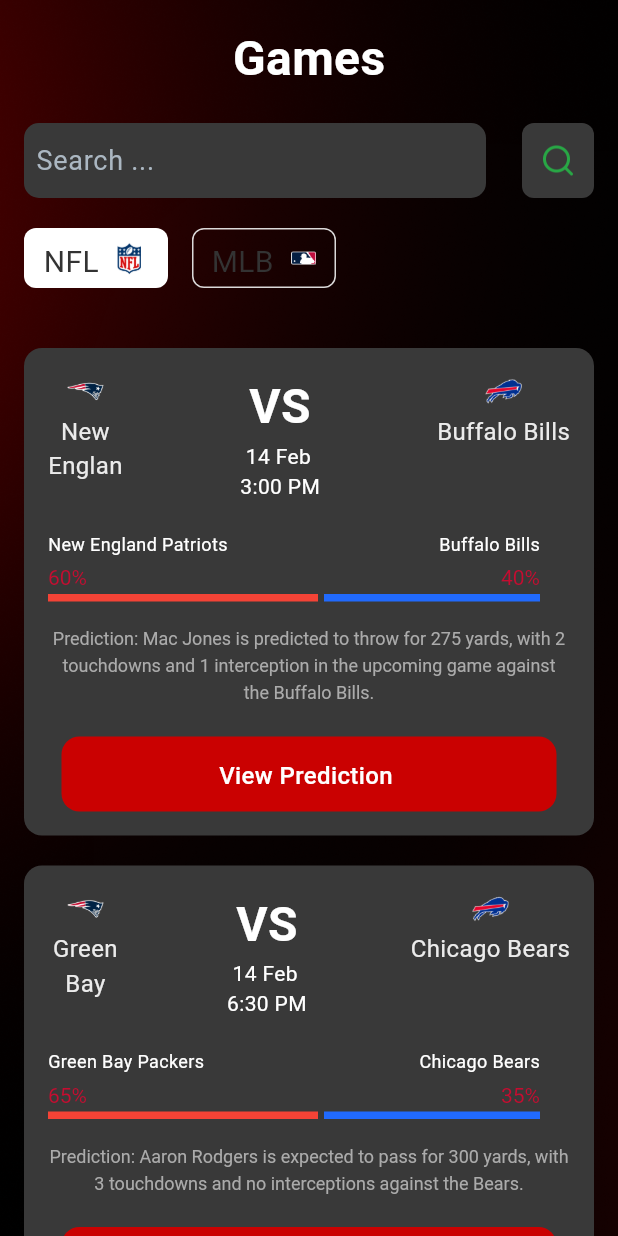
After one commit to devsazidul/jsulima, a Flutter app: the GamesScreen screen opened directly, on a phone screen of 412 x 824 dp. The commit adds this screen. Run offline on Flutter 3.47's test engine with Material 3 defaults, Android fonts, the phone set to English and light mode, and no system bars; our stand-ins replace flutter_screenutil, get, google_fonts, image_picker, logger, shared_preferences; accounts and stored records are empty.

Commit message:
game page complete

```diff
--- a/lib/features/bottom_navbar/screen/bottom_navbar_screen.dart
+++ b/lib/features/bottom_navbar/screen/bottom_navbar_screen.dart
@@ -2,6 +2,7 @@ import 'package:flutter/material.dart';
 import 'package:get/get.dart';
 import 'package:jsulima/core/utils/constants/image_path.dart';
 import 'package:jsulima/features/bottom_navbar/controller/bottom_navbar_controller.dart';
+import 'package:jsulima/features/games/screen/games_screen.dart';
 
 class BottomNavbarScreen extends StatelessWidget {
    BottomNavbarScreen({super.key});
@@ -10,7 +11,7 @@ class BottomNavbarScreen extends StatelessWidget {
 
   final List<Widget> screens = [
     Center(child: Text('Screen 1', style: TextStyle(color: Colors.white))),
-    Center(child: Text('Screen 2', style: TextStyle(color: Colors.white))),
+    GamesScreen(),
     Center(child: Text('Screen 3', style: TextStyle(color: Colors.white))),
     Center(child: Text('Screen 4', style: TextStyle(color: Colors.white))),
   ];
--- /dev/null
+++ b/lib/features/games/controller/game_controller.dart
@@ -0,0 +1,9 @@
+import 'package:get/get.dart';
+
+class GameController extends GetxController {
+  var selectedButton = 0.obs;
+
+  void onButtonClick(int buttonIndex) {
+    selectedButton.value = buttonIndex;
+  }
+}
--- /dev/null
+++ b/lib/features/games/screen/games_screen.dart
@@ -0,0 +1,29 @@
+import 'package:flutter/material.dart';
+import 'package:jsulima/core/utils/constants/image_path.dart';
+import 'package:jsulima/features/games/widget/games_container.dart';
+
+class GamesScreen extends StatefulWidget {
+  const GamesScreen({super.key});
+
+  @override
+  State<GamesScreen> createState() => _GamesScreenState();
+}
+
+class _GamesScreenState extends State<GamesScreen> {
+  @override
+  Widget build(BuildContext context) {
+    return Scaffold(
+      body: Container(
+        width: double.infinity,
+        height: double.infinity,
+        decoration: BoxDecoration(
+          image: DecorationImage(
+            image: AssetImage(ImagePath.splashBg),
+            fit: BoxFit.cover,
+          ),
+        ),
+        child: GamesContainer(),
+      ),
+    );
+  }
+}
--- /dev/null
+++ b/lib/features/games/widget/custom_button.dart
@@ -0,0 +1,26 @@
+import 'package:flutter/material.dart';
+
+class CustomButton extends StatelessWidget {
+  const CustomButton({super.key});
+
+  @override
+  Widget build(BuildContext context) {
+    return Container(
+      padding: EdgeInsets.symmetric(horizontal: 105, vertical: 14.5),
+      width: 330,
+      height: 50,
+      decoration: BoxDecoration(
+        color: Color(0xFFCA0101), // Color #CA0101
+        borderRadius: BorderRadius.circular(12),
+      ),
+      child: Text(
+        "View Prediction",
+        style: TextStyle(
+          fontSize: 16,
+          fontWeight: FontWeight.w500,
+          color: Color(0xFFFFFFFF),
+        ),
+      ),
+    );
+  }
+}
--- /dev/null
+++ b/lib/features/games/widget/games_container.dart
@@ -0,0 +1,237 @@
+import 'package:flutter/material.dart';
+import 'package:get/get.dart';
+import 'package:jsulima/features/games/controller/game_controller.dart';
+import 'package:jsulima/features/games/widget/prediction_container.dart';
+
+class GamesContainer extends StatelessWidget {
+  GamesContainer({super.key});
+
+  final GameController buttonController = Get.put(GameController());
+
+  @override
+  Widget build(BuildContext context) {
+    List<Map<String, dynamic>> gameList = [
+      //Game 1
+      {
+        'team1Name': "New England Patriots",
+        'team2Name': "Buffalo Bills",
+        'team1Image': "assets/images/team1.png",
+        'team2Image': "assets/images/team2.png",
+        'matchTime': " 14 Feb\n3:00 PM",
+        'predictionText':
+            "Prediction: Mac Jones is predicted to throw for 275 yards, with 2 touchdowns and 1 interception in the upcoming game against the Buffalo Bills.",
+        'team1Percentage': 60.0,
+        'team2Percentage': 40.0,
+      },
+      //Game 2
+      {
+        'team1Name': "Green Bay Packers",
+        'team2Name': "Chicago Bears",
+        'team1Image': "assets/images/team1.png",
+        'team2Image': "assets/images/team2.png",
+        'matchTime': " 14 Feb\n6:30 PM",
+        'predictionText':
+            "Prediction: Aaron Rodgers is expected to pass for 300 yards, with 3 touchdowns and no interceptions against the Bears.",
+        'team1Percentage': 65.0,
+        'team2Percentage': 35.0,
+      },
+      //Game 3
+      {
+        'team1Name': "Dallas Cowboys",
+        'team2Name': "New York Giants",
+        'team1Image': "assets/images/team1.png",
+        'team2Image': "assets/images/team2.png",
+        'matchTime': " 15 Feb\n1:00 PM",
+        'predictionText':
+            "Prediction: Dak Prescott is forecasted to throw for 250 yards, with 2 touchdowns and 1 interception versus the Giants.",
+        'team1Percentage': 70.0,
+        'team2Percentage': 30.0,
+      },
+      //Game 4
+      {
+        'team1Name': "Miami Dolphins",
+        'team2Name': "Tennessee Titans",
+        'team1Image': "assets/images/team1.png",
+        'team2Image': "assets/images/team2.png",
+        'matchTime': " 16 Feb\n8:20 PM",
+        'predictionText':
+            "Prediction: Tua Tagovailoa is projected to pass for 295 yards, with 3 touchdowns and 1 interception against the Titans.",
+        'team1Percentage': 75.0,
+        'team2Percentage': 25.0,
+      },
+    ];
+
+    return Container(
+      margin: EdgeInsets.only(top: 16.0, left: 16.0, right: 16.0),
+      height: double.infinity,
+      width: MediaQuery.of(context).size.width,
+      child: Column(
+        mainAxisAlignment: MainAxisAlignment.start,
+        children: [
+          Text(
+            "Games",
+            style: TextStyle(
+              color: Color(0xFFFFFFFF),
+              fontWeight: FontWeight.w600,
+              fontSize: 32,
+            ),
+          ),
+          SizedBox(height: 20.0),
+
+          Row(
+            mainAxisAlignment: MainAxisAlignment.spaceBetween,
+            children: [
+              Container(
+                height: 50.0,
+                width: 308.0,
+                decoration: BoxDecoration(
+                  color: Color(0xFF393939),
+                  borderRadius: BorderRadius.circular(10.0),
+                ),
+                child: TextField(
+                  decoration: InputDecoration(
+                    hintText: "Search ...",
+                    hintStyle: TextStyle(
+                      fontSize: 18,
+                      fontWeight: FontWeight.w400,
+                      color: Color(0xFFABB7C2),
+                    ),
+                    border: InputBorder.none,
+                    enabledBorder: InputBorder.none,
+                    focusedBorder: InputBorder.none,
+                    contentPadding: EdgeInsets.symmetric(
+                      horizontal: 8.0,
+                      vertical: 11.5,
+                    ),
+                  ),
+                ),
+              ),
+              Container(
+                height: 50,
+                width: 48,
+                padding: EdgeInsets.all(12),
+                decoration: BoxDecoration(
+                  color: Color(0xFF393939),
+                  borderRadius: BorderRadius.circular(8),
+                ),
+                child: Image.asset(
+                  "assets/icons/search.png",
+                  height: 16,
+                  width: 16,
+                ),
+              ),
+            ],
+          ),
+          SizedBox(height: 20.0),
+          Row(
+            children: [
+              GestureDetector(
+                onTap: () {
+                  buttonController.onButtonClick(0);
+                },
+                child: Obx(() {
+                  return Container(
+                    padding: EdgeInsets.symmetric(horizontal: 12, vertical: 7),
+                    height: 40,
+                    width: 96,
+                    decoration: BoxDecoration(
+                      color:
+                          buttonController.selectedButton.value == 0
+                              ? Color(0xFFFFFFFF)
+                              : Colors.transparent,
+                      borderRadius: BorderRadius.circular(8),
+                      border:
+                          buttonController.selectedButton.value == 0
+                              ? Border.all(color: Colors.transparent)
+                              : Border.all(color: Color(0xEBEBEBEB)),
+                    ),
+                    child: Row(
+                      children: [
+                        Text(
+                          'NFL',
+                          style: TextStyle(
+                            fontSize: 20,
+                            color: Color(0xFF333333),
+                          ),
+                        ),
+                        SizedBox(width: 11.6),
+                        Image.asset(
+                          'assets/images/Group.png',
+                          height: 23,
+                          width: 16.72,
+                        ),
+                      ],
+                    ),
+                  );
+                }),
+              ),
+              SizedBox(width: 16),
+
+              GestureDetector(
+                onTap: () {
+                  buttonController.onButtonClick(1);
+                },
+                child: Obx(() {
+                  return Container(
+                    padding: EdgeInsets.symmetric(horizontal: 12, vertical: 7),
+                    height: 40,
+                    width: 96,
+                    decoration: BoxDecoration(
+                      color:
+                          buttonController.selectedButton.value == 1
+                              ? Color(0xFFFFFFFF)
+                              : Colors.transparent,
+                      borderRadius: BorderRadius.circular(8),
+                      border:
+                          buttonController.selectedButton.value == 1
+                              ? Border.all(color: Colors.transparent)
+                              : Border.all(color: Color(0xEBEBEBEB)),
+                    ),
+                    child: Row(
+                      children: [
+                        Text(
+                          'MLB',
+                          style: TextStyle(
+                            fontSize: 20,
+                            color: Color(0xFF333333),
+                          ),
+                        ),
+                        SizedBox(width: 11.6),
+                        Image.asset(
+                          'assets/images/team.png',
+                          height: 23,
+                          width: 16.72,
+                        ),
+                      ],
+                    ),
+                  );
+                }),
+              ),
+            ],
+          ),
+          SizedBox(height: 40.0),
+
+          Expanded(
+            child: ListView.builder(
+              padding: EdgeInsets.zero,
+              itemCount: gameList.length,
+              itemBuilder: (context, index) {
+                var game = gameList[index];
+                return PredictionContainer(
+                  team1Name: game['team1Name']!,
+                  team2Name: game['team2Name']!,
+                  team1Image: game['team1Image']!,
+                  team2Image: game['team2Image']!,
+                  matchTime: game['matchTime']!,
+                  predictionText: game['predictionText']!,
+                  team1Percentage: game['team1Percentage']!,
+                  team2Percentage: game['team2Percentage']!,
+                );
+              },
+            ),
+          ),
+        ],
+      ),
+    );
+  }
+}
--- /dev/null
+++ b/lib/features/games/widget/prediction_container.dart
@@ -0,0 +1,178 @@
+import 'package:flutter/material.dart';
+import 'package:jsulima/features/games/widget/custom_button.dart';
+
+class PredictionContainer extends StatelessWidget {
+  final String team1Name;
+  final String team2Name;
+  final String team1Image;
+  final String team2Image;
+  final String matchTime;
+  final String predictionText;
+  final double team1Percentage;
+  final double team2Percentage;
+
+  const PredictionContainer({
+    super.key,
+    required this.team1Name,
+    required this.team2Name,
+    required this.team1Image,
+    required this.team2Image,
+    required this.matchTime,
+    required this.predictionText,
+    required this.team1Percentage,
+    required this.team2Percentage,
+  });
+
+  @override
+  Widget build(BuildContext context) {
+    return Container(
+      margin: EdgeInsets.only(bottom: 20),
+      width: MediaQuery.of(context).size.width,
+      padding: const EdgeInsets.all(16),
+      decoration: BoxDecoration(
+        color: Color(0xFF393939),
+        borderRadius: BorderRadius.circular(12),
+      ),
+      child: Column(
+        children: [
+          Row(
+            mainAxisAlignment: MainAxisAlignment.start,
+            crossAxisAlignment: CrossAxisAlignment.start,
+            children: [
+              Column(
+                children: [
+                  Image.asset(team1Image, height: 26, width: 48),
+                  SizedBox(height: 2),
+                  SizedBox(
+                    width: 50,
+                    child: Text(
+                      team1Name,
+                      maxLines: 2,
+                      textAlign: TextAlign.center,
+                      style: TextStyle(color: Color(0xFFEBEBEB), fontSize: 16),
+                    ),
+                  ),
+                ],
+              ),
+              Spacer(),
+              Column(
+                mainAxisAlignment: MainAxisAlignment.center,
+                children: [
+                  Text(
+                    'VS',
+                    style: TextStyle(
+                      color: Color(0xFFFFFFFF),
+                      fontSize: 32,
+                      fontWeight: FontWeight.w600,
+                    ),
+                  ),
+                  Text(
+                    matchTime,
+                    style: TextStyle(color: Colors.white, fontSize: 14),
+                  ),
+                ],
+              ),
+              Spacer(),
+              Column(
+                children: [
+                  Image.asset(team2Image, height: 26, width: 48),
+                  SizedBox(height: 2),
+                  Text(
+                    team2Name,
+                    style: TextStyle(color: Color(0xFFEBEBEB), fontSize: 16),
+                  ),
+                ],
+              ),
+            ],
+          ),
+          SizedBox(height: 20),
+          //Second row
+          Row(
+            mainAxisAlignment: MainAxisAlignment.start,
+            children: [
+              Column(
+                crossAxisAlignment: CrossAxisAlignment.start,
+                children: [
+                  Text(
+                    team1Name,
+                    style: TextStyle(
+                      color: Colors.white,
+                      fontSize: 12,
+                      fontWeight: FontWeight.w400,
+                    ),
+                  ),
+                  SizedBox(height: 4),
+                  Text(
+                    '${team1Percentage.toStringAsFixed(0)}%',
+                    style: TextStyle(
+                      fontWeight: FontWeight.w400,
+                      fontSize: 14,
+                      height: 1.5,
+                      letterSpacing: 0,
+                      color: Color(0xFFC60C30),
+                    ),
+                  ),
+                  Container(
+                    width: 180,
+                    height: 5,
+                    decoration: BoxDecoration(color: Colors.red),
+                    child: FractionallySizedBox(
+                      alignment: Alignment.centerLeft,
+                      widthFactor: 0.6,
+                      child: Container(),
+                    ),
+                  ),
+                ],
+              ),
+              SizedBox(width: 4),
+              Column(
+                crossAxisAlignment: CrossAxisAlignment.end,
+                children: [
+                  Text(
+                    team2Name,
+                    style: TextStyle(color: Colors.white, fontSize: 12),
+                  ),
+                  SizedBox(height: 4),
+                  Text(
+                    '${team2Percentage.toStringAsFixed(0)}%',
+                    style: TextStyle(
+                      fontWeight: FontWeight.w400,
+                      fontSize: 14,
+                      height: 1.5,
+                      letterSpacing: 0,
+                      color: Color(0xFFC60C30),
+                    ),
+                  ),
+                  Container(
+                    width: 144,
+                    height: 5,
+                    decoration: BoxDecoration(color: Color(0xFF216AFD)),
+                    child: FractionallySizedBox(
+                      alignment: Alignment.centerLeft,
+                      widthFactor: 0.4,
+                      child: Container(),
+                    ),
+                  ),
+                ],
+              ),
+            ],
+          ),
+          SizedBox(height: 16),
+          Text(
+            predictionText,
+            style: TextStyle(
+              color: Color(0xFFABABAB),
+              fontSize: 12,
+              fontWeight: FontWeight.w400,
+              letterSpacing: 0,
+              height: 1.5,
+            ),
+            textAlign: TextAlign.center,
+          ),
+          SizedBox(height: 20),
+          CustomButton(),
+        ],
+      ),
+    );
+  }
+}
```
Also changed, not shown: assets/icons/search.png (added), assets/images/Group.png (added), assets/images/team.png (added), assets/images/team1.png (added), assets/images/team2.png (added), 1 other file.
